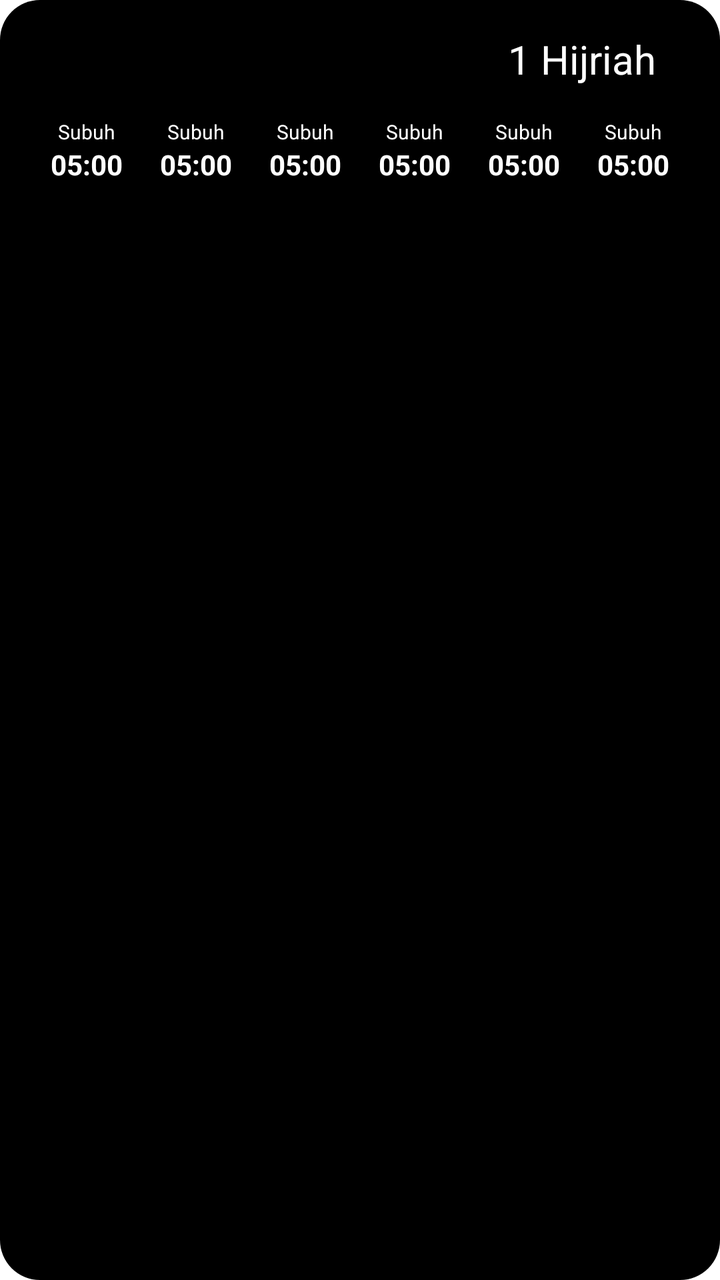
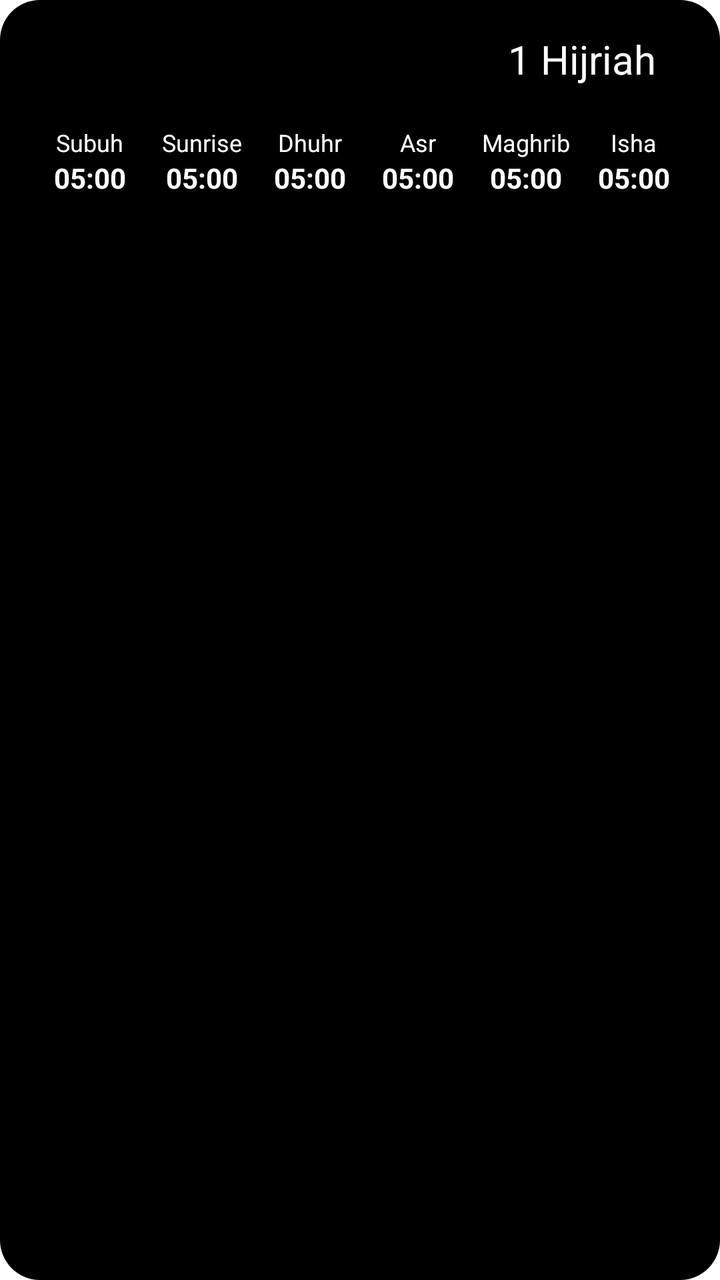

Compare the two renders of this Android layout. The source of the first and the diff that turns it into the second are given below.
<!-- AndroidManifest.xml: fallback theme Theme.MaterialComponents.DayNight.NoActionBar -->
<!-- res/layout/prayer_list.xml -->
<?xml version="1.0" encoding="utf-8"?>
<LinearLayout xmlns:android="http://schemas.android.com/apk/res/android"
    android:layout_width="match_parent"
    android:layout_height="match_parent"
    android:background="@drawable/bg_widget"
    android:orientation="vertical"
    android:padding="16dp">

    <TextView
        android:id="@+id/arabic_date"
        android:text="1 Hijriah"
        android:layout_width="wrap_content"
        android:textColor="@color/title_widget"
        android:layout_marginBottom="16dp"
        android:layout_marginHorizontal="16dp"
        android:textSize="20sp"
        android:layout_gravity="end"
        android:layout_height="wrap_content"/>

    <LinearLayout
        android:layout_width="match_parent"
        android:orientation="horizontal"
        android:layout_height="wrap_content">


    <LinearLayout
        android:layout_width="0dp"
        android:layout_height="wrap_content"
        android:layout_weight="1"
        android:gravity="center"
        android:orientation="vertical">

        <TextView
            android:id="@+id/fajr_title"
            android:layout_width="wrap_content"
            android:layout_height="wrap_content"
            android:text="Subuh"
            android:textColor="@color/title_widget"

            android:textSize="@dimen/title_prayer_size" />

        <TextView
            android:id="@+id/fajr_time"
            android:layout_width="wrap_content"
            android:layout_height="wrap_content"
            android:text="05:00"
            android:textColor="@color/title_widget"
            android:textSize="@dimen/time_prayer_size"
            android:textStyle="bold" />
    </LinearLayout>

    <LinearLayout
        android:layout_width="0dp"
        android:layout_height="wrap_content"
        android:layout_weight="1"
        android:gravity="center"
        android:orientation="vertical">

        <TextView
            android:id="@+id/sunrise_title"
            android:layout_width="wrap_content"

            android:layout_height="wrap_content"
            android:text="Subuh"
            android:textColor="@color/title_widget"
            android:textSize="@dimen/title_prayer_size" />

        <TextView
            android:id="@+id/sunrise_time"
            android:layout_width="wrap_content"
            android:layout_height="wrap_content"
            android:text="05:00"

            android:textColor="@color/title_widget"
            android:textSize="@dimen/time_prayer_size"
            android:textStyle="bold" />
    </LinearLayout>

    <LinearLayout
        android:layout_width="0dp"
        android:layout_height="wrap_content"
        android:layout_weight="1"
        android:gravity="center"
        android:orientation="vertical">

        <TextView
            android:id="@+id/dhuhr_title"
            android:layout_width="wrap_content"
            android:layout_height="wrap_content"
            android:text="Subuh"
            android:textColor="@color/title_widget"
            android:textSize="@dimen/title_prayer_size" />

        <TextView
            android:id="@+id/dhuhr_time"
            android:layout_width="wrap_content"
            android:layout_height="wrap_content"
            android:text="05:00"
            android:textColor="@color/title_widget"
            android:textSize="@dimen/time_prayer_size"
            android:textStyle="bold" />
    </LinearLayout>

    <LinearLayout
        android:layout_width="0dp"
        android:layout_height="wrap_content"
        android:layout_weight="1"
        android:gravity="center"
        android:orientation="vertical">

        <TextView
            android:id="@+id/asr_title"
            android:layout_width="wrap_content"
            android:layout_height="wrap_content"
            android:text="Subuh"
            android:textColor="@color/title_widget"
            android:textSize="@dimen/title_prayer_size" />

        <TextView
            android:id="@+id/asr_time"
            android:layout_width="wrap_content"
            android:layout_height="wrap_content"
            android:text="05:00"
            android:textColor="@color/title_widget"
            android:textSize="@dimen/time_prayer_size"
            android:textStyle="bold" />
    </LinearLayout>

    <LinearLayout
        android:layout_width="0dp"
        android:layout_height="wrap_content"
        android:layout_weight="1"
        android:gravity="center"
        android:orientation="vertical">

        <TextView
            android:id="@+id/maghrib_title"
            android:layout_width="wrap_content"
            android:layout_height="wrap_content"
            android:text="Subuh"
            android:textColor="@color/title_widget"
            android:textSize="@dimen/title_prayer_size" />

        <TextView
            android:id="@+id/maghrib_time"
            android:layout_width="wrap_content"
            android:layout_height="wrap_content"
            android:text="05:00"
            android:textColor="@color/title_widget"
            android:textSize="@dimen/time_prayer_size"
            android:textStyle="bold" />
    </LinearLayout>

    <LinearLayout
        android:layout_width="0dp"
        android:layout_height="wrap_content"
        android:layout_weight="1"
        android:gravity="center"
        android:orientation="vertical">

        <TextView
            android:id="@+id/isha_title"
            android:layout_width="wrap_content"
            android:layout_height="wrap_content"
            android:text="Subuh"
            android:textColor="@color/title_widget"
            android:textSize="@dimen/title_prayer_size" />

        <TextView
            android:id="@+id/isha_time"
            android:layout_width="wrap_content"
            android:layout_height="wrap_content"
            android:text="05:00"
            android:textColor="@color/title_widget"
            android:textSize="@dimen/time_prayer_size"
            android:textStyle="bold" />
    </LinearLayout>
    </LinearLayout>


</LinearLayout>
<!-- resources referenced by this layout -->
<resources>
  <color name="title_widget">#ffffff</color>
  <dimen name="time_prayer_size">14sp</dimen>
  <dimen name="title_prayer_size">10sp</dimen>
  <!-- drawable bg_widget (drawable) -->
  <?xml version="1.0" encoding="utf-8"?>
  <shape xmlns:android="http://schemas.android.com/apk/res/android">
      <corners android:radius="20dp" />
      <solid android:color="@color/bg_widget"/>
  </shape>
  <color name="bg_widget">#000000</color>
</resources>

<!-- the commit's change to res/layout/prayer_list.xml (unified diff, before → after) -->
@@ -1,7 +1,7 @@
 <?xml version="1.0" encoding="utf-8"?>
 <LinearLayout xmlns:android="http://schemas.android.com/apk/res/android"
     android:layout_width="match_parent"
-    android:layout_height="match_parent"
+    android:layout_height="wrap_content"
     android:background="@drawable/bg_widget"
     android:orientation="vertical"
     android:padding="16dp">
@@ -24,10 +24,14 @@
 
 
     <LinearLayout
+        android:id="@+id/ll_fajr"
         android:layout_width="0dp"
+        android:layout_marginHorizontal="2dp"
         android:layout_height="wrap_content"
         android:layout_weight="1"
         android:gravity="center"
+        android:paddingHorizontal="2dp"
+        android:paddingVertical="4dp"
         android:orientation="vertical">
 
         <TextView
@@ -36,7 +40,6 @@
             android:layout_height="wrap_content"
             android:text="Subuh"
             android:textColor="@color/title_widget"
-
             android:textSize="@dimen/title_prayer_size" />
 
         <TextView
@@ -50,18 +53,20 @@
     </LinearLayout>
 
     <LinearLayout
+        android:id="@+id/ll_sunrise"
         android:layout_width="0dp"
         android:layout_height="wrap_content"
         android:layout_weight="1"
+        android:paddingHorizontal="2dp"
+        android:paddingVertical="4dp"
         android:gravity="center"
         android:orientation="vertical">
 
         <TextView
             android:id="@+id/sunrise_title"
             android:layout_width="wrap_content"
-
             android:layout_height="wrap_content"
-            android:text="Subuh"
+            android:text="Sunrise"
             android:textColor="@color/title_widget"
             android:textSize="@dimen/title_prayer_size" />
 
@@ -77,17 +82,20 @@
     </LinearLayout>
 
     <LinearLayout
+        android:id="@+id/ll_dhuhr"
         android:layout_width="0dp"
         android:layout_height="wrap_content"
         android:layout_weight="1"
         android:gravity="center"
+        android:paddingHorizontal="2dp"
+        android:paddingVertical="4dp"
         android:orientation="vertical">
 
         <TextView
             android:id="@+id/dhuhr_title"
             android:layout_width="wrap_content"
             android:layout_height="wrap_content"
-            android:text="Subuh"
+            android:text="Dhuhr"
             android:textColor="@color/title_widget"
             android:textSize="@dimen/title_prayer_size" />
 
@@ -102,17 +110,20 @@
     </LinearLayout>
 
     <LinearLayout
+        android:id="@+id/ll_asr"
         android:layout_width="0dp"
         android:layout_height="wrap_content"
         android:layout_weight="1"
         android:gravity="center"
+        android:paddingHorizontal="2dp"
+        android:paddingVertical="4dp"
         android:orientation="vertical">
 
         <TextView
             android:id="@+id/asr_title"
             android:layout_width="wrap_content"
             android:layout_height="wrap_content"
-            android:text="Subuh"
+            android:text="Asr"
             android:textColor="@color/title_widget"
             android:textSize="@dimen/title_prayer_size" />
 
@@ -127,17 +138,20 @@
     </LinearLayout>
 
     <LinearLayout
+        android:id="@+id/ll_maghrib"
         android:layout_width="0dp"
         android:layout_height="wrap_content"
         android:layout_weight="1"
         android:gravity="center"
+        android:paddingHorizontal="2dp"
+        android:paddingVertical="4dp"
         android:orientation="vertical">
 
         <TextView
             android:id="@+id/maghrib_title"
             android:layout_width="wrap_content"
             android:layout_height="wrap_content"
-            android:text="Subuh"
+            android:text="Maghrib"
             android:textColor="@color/title_widget"
             android:textSize="@dimen/title_prayer_size" />
 
@@ -152,17 +166,20 @@
     </LinearLayout>
 
     <LinearLayout
+        android:id="@+id/ll_isha"
         android:layout_width="0dp"
         android:layout_height="wrap_content"
         android:layout_weight="1"
         android:gravity="center"
+        android:paddingHorizontal="2dp"
+        android:paddingVertical="4dp"
         android:orientation="vertical">
 
         <TextView
             android:id="@+id/isha_title"
             android:layout_width="wrap_content"
             android:layout_height="wrap_content"
-            android:text="Subuh"
+            android:text="Isha"
             android:textColor="@color/title_widget"
             android:textSize="@dimen/title_prayer_size" />
 
<!-- resource entries referenced after the edit -->
@@ -2,7 +2,7 @@
 <resources>
   <color name="title_widget">#ffffff</color>
   <dimen name="time_prayer_size">14sp</dimen>
-  <dimen name="title_prayer_size">10sp</dimen>
+  <dimen name="title_prayer_size">12sp</dimen>
   <!-- drawable bg_widget (drawable) -->
   <?xml version="1.0" encoding="utf-8"?>
   <shape xmlns:android="http://schemas.android.com/apk/res/android">
